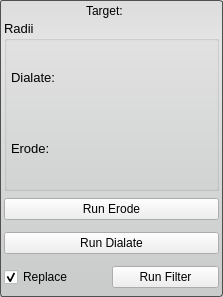
Old version of the form src/Interface/ToolInterface/BinaryDilateErodeFilterInterface.ui in the repository SCIInstitute/Seg3D.
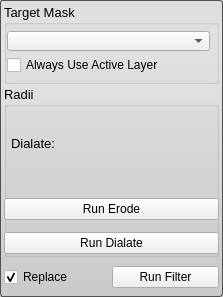
New version of the form.

Commit message: Adding an initial framework for running ITK filters in the program. Cleaned up a lot of the underlying logic.

The edit to the form file:
```diff
--- a/src/Interface/ToolInterface/BinaryDilateErodeFilterInterface.ui
+++ b/src/Interface/ToolInterface/BinaryDilateErodeFilterInterface.ui
@@ -11,7 +11,7 @@
    </rect>
   </property>
   <property name="sizePolicy">
-   <sizepolicy hsizetype="Preferred" vsizetype="Fixed">
+   <sizepolicy hsizetype="Preferred" vsizetype="MinimumExpanding">
     <horstretch>0</horstretch>
     <verstretch>0</verstretch>
    </sizepolicy>
@@ -52,30 +52,64 @@
     <number>4</number>
    </property>
    <item>
-    <layout class="QHBoxLayout" name="activeHLayout" stretch="1">
-     <property name="spacing">
-      <number>4</number>
-     </property>
-     <item>
-      <widget class="QLabel" name="activeLabel">
+    <widget class="QGroupBox" name="target_groupbox_">
        <property name="sizePolicy">
-        <sizepolicy hsizetype="Fixed" vsizetype="Preferred">
+      <sizepolicy hsizetype="Preferred" vsizetype="Fixed">
          <horstretch>0</horstretch>
          <verstretch>0</verstretch>
         </sizepolicy>
        </property>
        <property name="minimumSize">
         <size>
-         <width>50</width>
-         <height>0</height>
-        </size>
-       </property>
+       <width>0</width>
+       <height>80</height>
+      </size>
+     </property>
+     <property name="baseSize">
+      <size>
+       <width>0</width>
+       <height>80</height>
+      </size>
+     </property>
+     <property name="font">
+      <font>
+       <pointsize>10</pointsize>
+      </font>
+     </property>
+     <property name="title">
+      <string>Target Mask</string>
+     </property>
+     <property name="flat">
+      <bool>false</bool>
+     </property>
+     <layout class="QVBoxLayout" name="verticalLayout_4">
+      <property name="spacing">
+       <number>4</number>
+      </property>
+      <property name="leftMargin">
+       <number>0</number>
+      </property>
+      <property name="topMargin">
+       <number>6</number>
+      </property>
+      <property name="rightMargin">
+       <number>6</number>
+      </property>
+      <property name="bottomMargin">
+       <number>6</number>
+      </property>
+      <item>
+       <widget class="QComboBox" name="target_layer_"/>
+      </item>
+      <item>
+       <widget class="QCheckBox" name="use_active_layer_">
        <property name="text">
-        <string>Target:</string>
+         <string>Always Use Active Layer</string>
        </property>
       </widget>
      </item>
     </layout>
+    </widget>
    </item>
    <item>
     <widget class="QGroupBox" name="radiiGroupBox">
```
Lines whose indentation alone changed are shown as unchanged. The commit also changes 61 other files.
